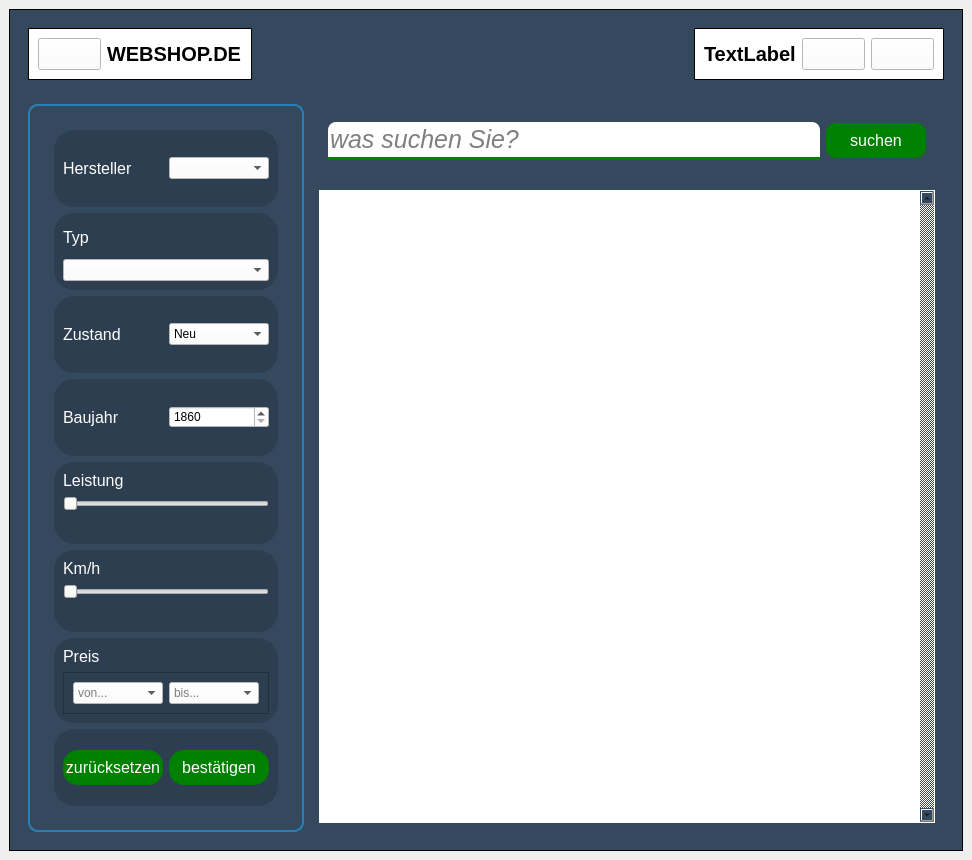
Qt form frontend/Startseite.ui (nhatlam96/gui-xtraktor) before a commit.
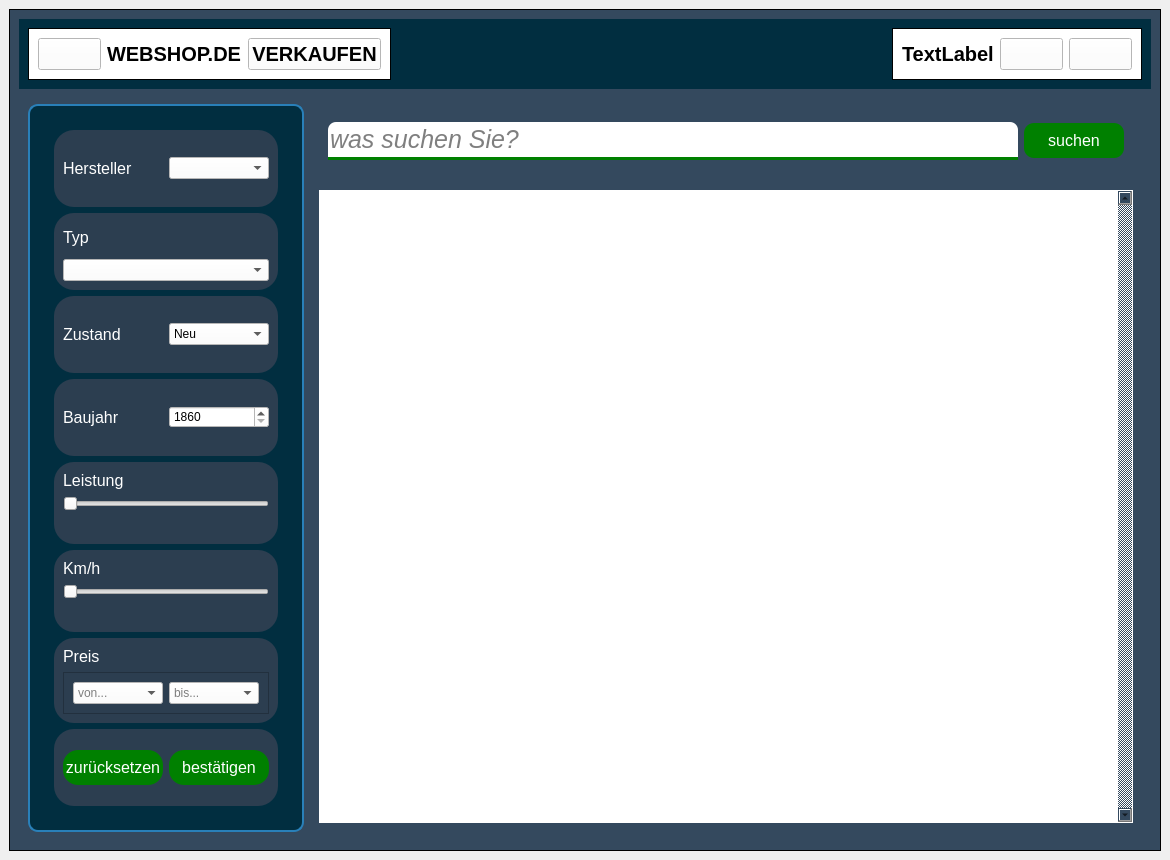
The same form after that commit.

Commit message: sell button

```diff
--- a/frontend/Startseite.ui
+++ b/frontend/Startseite.ui
@@ -6,7 +6,7 @@
    <rect>
     <x>0</x>
     <y>0</y>
-    <width>972</width>
+    <width>1170</width>
     <height>860</height>
    </rect>
   </property>
@@ -38,11 +38,13 @@
       <property name="frameShadow">
        <enum>QFrame::Plain</enum>
       </property>
-      <layout class="QVBoxLayout" name="verticalLayout_7" stretch="1,11">
-       <item alignment="Qt::AlignTop">
+      <layout class="QVBoxLayout" name="verticalLayout_7" stretch="0,11">
+       <item>
         <widget class="QFrame" name="header_frame">
          <property name="styleSheet">
-          <string notr="true">background-color: rgb(52, 73, 94);</string>
+          <string notr="true">background-color: #012E40;
+border-radius: 1em;
+</string>
          </property>
          <property name="frameShape">
           <enum>QFrame::NoFrame</enum>
@@ -79,6 +81,13 @@
                </property>
               </widget>
              </item>
+             <item>
+              <widget class="QPushButton" name="Sell_Button">
+               <property name="text">
+                <string>VERKAUFEN</string>
+               </property>
+              </widget>
+             </item>
             </layout>
            </widget>
           </item>
@@ -131,13 +140,13 @@
          <property name="frameShadow">
           <enum>QFrame::Plain</enum>
          </property>
-         <layout class="QHBoxLayout" name="horizontalLayout_8" stretch="1,3">
+         <layout class="QHBoxLayout" name="horizontalLayout_8" stretch="1,5">
           <item>
            <widget class="QFrame" name="frame_4">
             <property name="styleSheet">
              <string notr="true">QFrame#frame_4 {
 	padding: 15px;
-	background-color: rgb(52, 73, 94);
+	background-color: #012E40;
 	border: 2px solid rgb(41, 128, 185);
 	border-radius: 10px;
 }</string>
@@ -621,7 +630,14 @@
           <item>
            <widget class="QFrame" name="frame_5">
             <property name="styleSheet">
-             <string notr="true">background-color: rgb(52, 73, 94);</string>
+             <string notr="true">QFrame{
+	background-color: #012E40;
+	border-radius: 1em;
+};
+
+
+
+</string>
             </property>
             <property name="frameShape">
              <enum>QFrame::NoFrame</enum>
@@ -726,8 +742,8 @@
                  <rect>
                   <x>0</x>
                   <y>0</y>
-                  <width>567</width>
-                  <height>613</height>
+                  <width>767</width>
+                  <height>625</height>
                  </rect>
                 </property>
                 <property name="styleSheet">
```
The commit also changes 2 other files.
